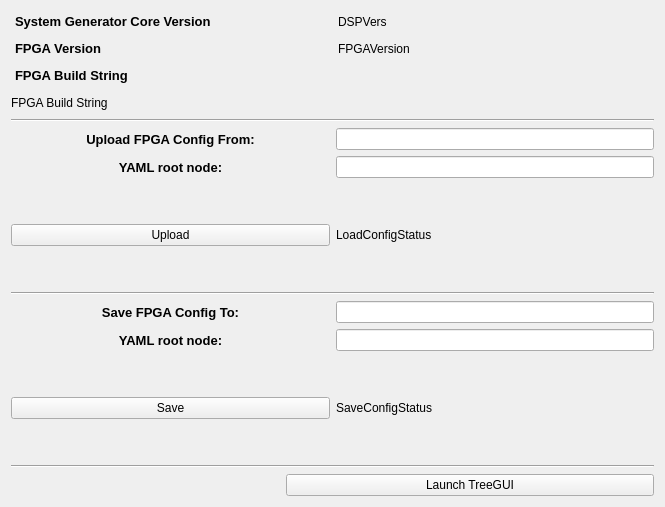
slaclab/BunchLengthMonitor, file blenApp/ui/fpga_config.ui: the form before one commit.
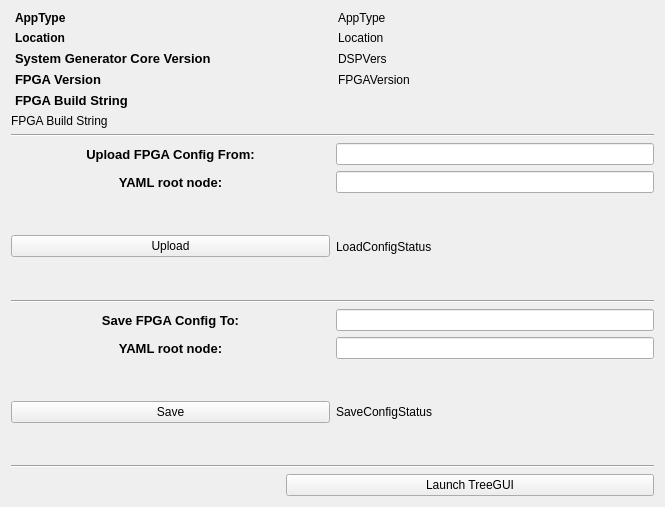
The form after the commit. Custom widgets are drawn as their Qt base class.

Commit message: Addded AppType + Location to FPGA Config display.

Patch:
```diff
--- a/blenApp/ui/fpga_config.ui
+++ b/blenApp/ui/fpga_config.ui
@@ -16,6 +16,75 @@
   <layout class="QVBoxLayout" name="verticalLayout">
    <item>
     <layout class="QVBoxLayout" name="versionLayout">
+     <item>
+      <layout class="QHBoxLayout" name="appTypeLayout">
+       <property name="leftMargin">
+        <number>4</number>
+       </property>
+       <item>
+        <widget class="QLabel" name="appTypeLbl">
+         <property name="font">
+          <font>
+           <weight>75</weight>
+           <bold>true</bold>
+          </font>
+         </property>
+         <property name="text">
+          <string>AppType</string>
+         </property>
+        </widget>
+       </item>
+       <item>
+        <widget class="PyDMLabel" name="appType">
+         <property name="toolTip">
+          <string/>
+         </property>
+         <property name="text">
+          <string>AppType</string>
+         </property>
+         <property name="rules" stdset="0">
+          <string>[]</string>
+         </property>
+         <property name="channel" stdset="0">
+          <string/>
+         </property>
+        </widget>
+       </item>
+      </layout>
+     </item>
+     <item>
+      <layout class="QHBoxLayout" name="locationLayout">
+       <property name="leftMargin">
+        <number>4</number>
+       </property>
+       <item>
+        <widget class="QLabel" name="locationLbl">
+         <property name="font">
+          <font>
+           <weight>75</weight>
+           <bold>true</bold>
+          </font>
+         </property>
+         <property name="text">
+          <string>Location</string>
+         </property>
+        </widget>
+       </item>
+       <item>
+        <widget class="PyDMLabel" name="location">
+         <property name="toolTip">
+          <string/>
+         </property>
+         <property name="text">
+          <string>Location</string>
+         </property>
+         <property name="channel" stdset="0">
+          <string/>
+         </property>
+        </widget>
+       </item>
+      </layout>
+     </item>
      <item>
       <layout class="QHBoxLayout" name="sysGenVersionLayout">
        <property name="leftMargin">
```
The commit also changes 1 other file.
